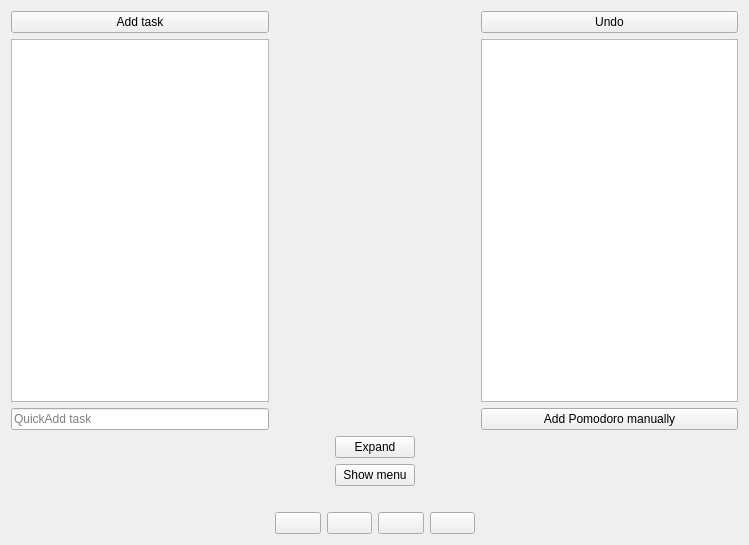
Above: qt_gui/ui/mainwindow.ui from ravenvz/SprintTimer before the change. Below: the same form after it.
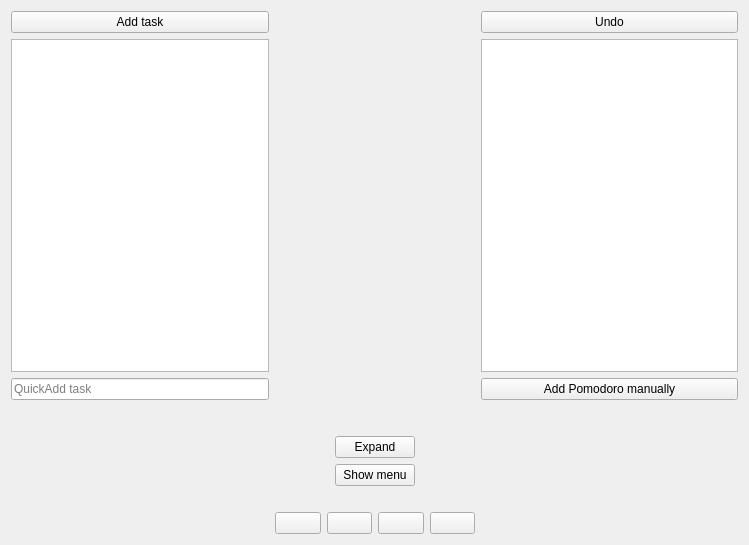
That is the form after the change. Icons and pictures are not drawn. Custom widgets are drawn as their Qt base class.

Patch:
```diff
--- a/qt_gui/ui/mainwindow.ui
+++ b/qt_gui/ui/mainwindow.ui
@@ -236,6 +236,9 @@
      </item>
      <item row="3" column="1">
       <layout class="QVBoxLayout" name="verticalLayout_4">
+       <property name="topMargin">
+        <number>30</number>
+       </property>
        <item alignment="Qt::AlignHCenter">
         <widget class="QPushButton" name="pbToggleView">
          <property name="sizePolicy">
```
Left out of the diff: 27 changed lines with no effect on the pictures.
